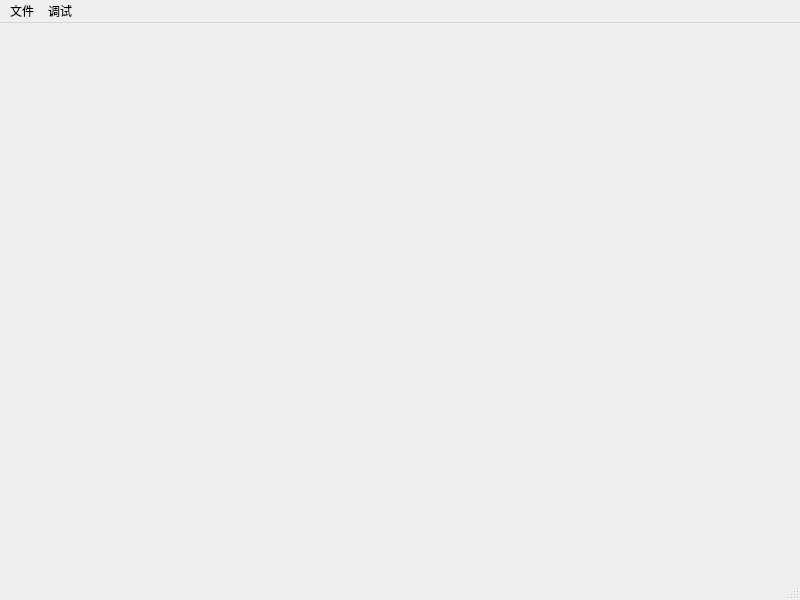
First picture: the form in src/ui/mainwindow.ui, repository tomblackwhite/alpha-emu, before the edit.
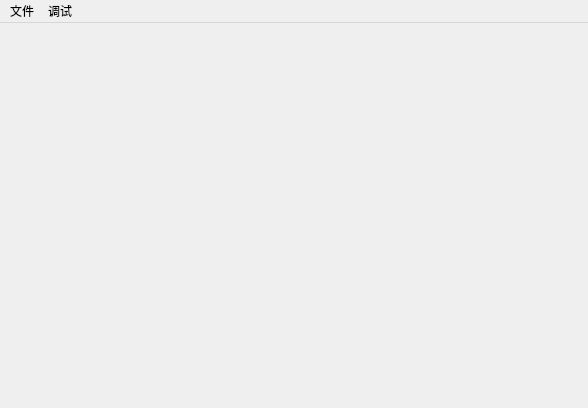
Second picture: the form after the edit.

Commit message: qt 集成vulkan 窗口

Patch:
```diff
--- a/src/ui/mainwindow.ui
+++ b/src/ui/mainwindow.ui
@@ -6,8 +6,8 @@
    <rect>
     <x>0</x>
     <y>0</y>
-    <width>800</width>
-    <height>600</height>
+    <width>588</width>
+    <height>408</height>
    </rect>
   </property>
   <property name="windowTitle">
@@ -19,7 +19,7 @@
     <rect>
      <x>0</x>
      <y>0</y>
-     <width>800</width>
+     <width>588</width>
      <height>32</height>
     </rect>
    </property>
@@ -38,7 +38,6 @@
    <addaction name="menuFile"/>
    <addaction name="menuDebug"/>
   </widget>
-  <widget class="QStatusBar" name="statusbar"/>
   <action name="actionOpen">
    <property name="text">
     <string>打开文件</string>
```
Left out of the diff: 17 changed lines with no effect on the pictures. The commit also changes 7 other files.
